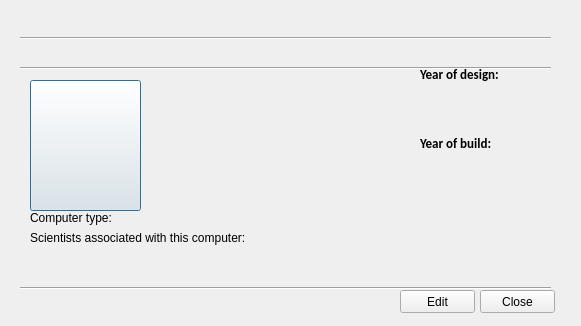
Qt form Hopur21Verkefni/MyComputerScienceList/ui/compmoreinfo.ui (Hopur21/Hopur21) before a commit.
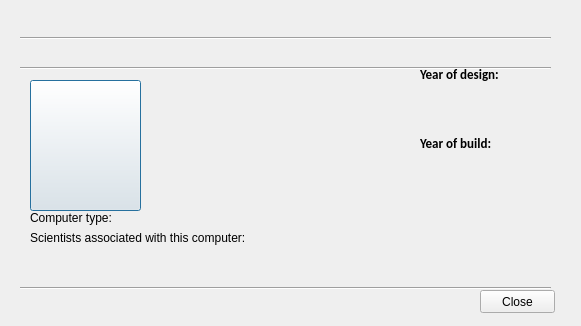
The same form after that commit. Icons and pictures are not drawn.

Commit message: close button added to computer more info.

Diff of the .ui file:
```diff
--- a/Hopur21Verkefni/MyComputerScienceList/ui/compmoreinfo.ui
+++ b/Hopur21Verkefni/MyComputerScienceList/ui/compmoreinfo.ui
@@ -191,19 +191,6 @@
     <string>Computer type:</string>
    </property>
   </widget>
-  <widget class="QPushButton" name="pushButton_2">
-   <property name="geometry">
-    <rect>
-     <x>400</x>
-     <y>290</y>
-     <width>75</width>
-     <height>23</height>
-    </rect>
-   </property>
-   <property name="text">
-    <string>Edit</string>
-   </property>
-  </widget>
   <widget class="QLabel" name="associated_label">
    <property name="geometry">
     <rect>
```
The commit also changes 2 other files.
